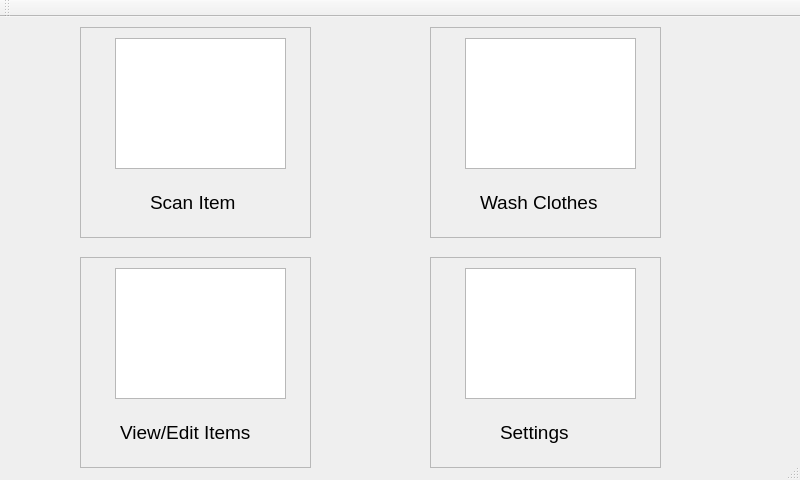
First picture: the form in mainmenu.ui, repository spencerng/lmao, before the edit.
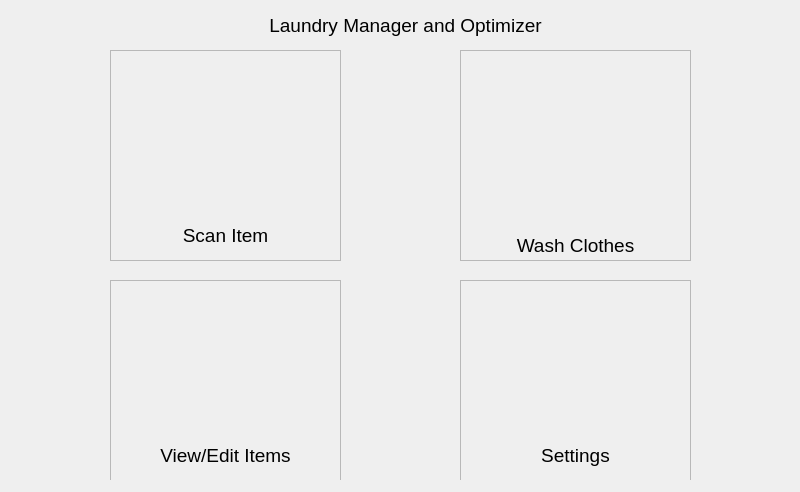
Second picture: the form after the edit. Icons and pictures are not drawn.

Commit message: Fix main menu icon sizes

Diff of the .ui file:
```diff
--- a/mainmenu.ui
+++ b/mainmenu.ui
@@ -7,11 +7,11 @@
     <x>0</x>
     <y>0</y>
     <width>800</width>
-    <height>480</height>
+    <height>492</height>
    </rect>
   </property>
   <property name="sizePolicy">
-   <sizepolicy hsizetype="Maximum" vsizetype="Maximum">
+   <sizepolicy hsizetype="Minimum" vsizetype="Minimum">
     <horstretch>0</horstretch>
     <verstretch>0</verstretch>
    </sizepolicy>
@@ -25,7 +25,7 @@
   <property name="maximumSize">
    <size>
     <width>800</width>
-    <height>512</height>
+    <height>492</height>
    </size>
   </property>
   <property name="baseSize">
@@ -38,6 +38,12 @@
    <string>Laundry Manager and Optimizer</string>
   </property>
   <widget class="QWidget" name="mainMenuWidget">
+   <property name="sizePolicy">
+    <sizepolicy hsizetype="Maximum" vsizetype="Maximum">
+     <horstretch>0</horstretch>
+     <verstretch>0</verstretch>
+    </sizepolicy>
+   </property>
    <property name="minimumSize">
     <size>
      <width>320</width>
@@ -59,8 +65,8 @@
    <widget class="QFrame" name="scanItemFrame">
     <property name="geometry">
      <rect>
-      <x>80</x>
-      <y>10</y>
+      <x>110</x>
+      <y>50</y>
       <width>231</width>
       <height>211</height>
      </rect>
@@ -71,28 +77,12 @@
     <property name="frameShadow">
      <enum>QFrame::Raised</enum>
     </property>
-    <widget class="QGraphicsView" name="scanItemIcon">
-     <property name="geometry">
-      <rect>
-       <x>35</x>
-       <y>11</y>
-       <width>171</width>
-       <height>131</height>
-      </rect>
-     </property>
-     <property name="sizePolicy">
-      <sizepolicy hsizetype="Fixed" vsizetype="Fixed">
-       <horstretch>0</horstretch>
-       <verstretch>0</verstretch>
-      </sizepolicy>
-     </property>
-    </widget>
     <widget class="QLabel" name="scanItemLabel">
      <property name="geometry">
       <rect>
-       <x>70</x>
-       <y>160</y>
-       <width>111</width>
+       <x>0</x>
+       <y>170</y>
+       <width>231</width>
        <height>31</height>
       </rect>
      </property>
@@ -104,13 +94,35 @@
      <property name="text">
       <string>Scan Item</string>
      </property>
+     <property name="alignment">
+      <set>Qt::AlignCenter</set>
+     </property>
+    </widget>
+    <widget class="QLabel" name="scanItemIcon">
+     <property name="geometry">
+      <rect>
+       <x>30</x>
+       <y>10</y>
+       <width>181</width>
+       <height>151</height>
+      </rect>
+     </property>
+     <property name="text">
+      <string/>
+     </property>
+     <property name="pixmap">
+      <pixmap>img/icon_scan.png</pixmap>
+     </property>
+     <property name="scaledContents">
+      <bool>true</bool>
+     </property>
     </widget>
    </widget>
    <widget class="QFrame" name="washClothesFrame">
     <property name="geometry">
      <rect>
-      <x>430</x>
-      <y>10</y>
+      <x>460</x>
+      <y>50</y>
       <width>231</width>
       <height>211</height>
      </rect>
@@ -121,22 +133,12 @@
     <property name="frameShadow">
      <enum>QFrame::Raised</enum>
     </property>
-    <widget class="QGraphicsView" name="washClothesIcon">
-     <property name="geometry">
-      <rect>
-       <x>35</x>
-       <y>11</y>
-       <width>171</width>
-       <height>131</height>
-      </rect>
-     </property>
-    </widget>
     <widget class="QLabel" name="washClothesLabel">
      <property name="geometry">
       <rect>
-       <x>50</x>
-       <y>160</y>
-       <width>131</width>
+       <x>0</x>
+       <y>180</y>
+       <width>231</width>
        <height>31</height>
       </rect>
      </property>
@@ -148,13 +150,41 @@
      <property name="text">
       <string>Wash Clothes</string>
      </property>
+     <property name="alignment">
+      <set>Qt::AlignCenter</set>
+     </property>
+    </widget>
+    <widget class="QLabel" name="washClothesIcon">
+     <property name="geometry">
+      <rect>
+       <x>60</x>
+       <y>10</y>
+       <width>120</width>
+       <height>151</height>
+      </rect>
+     </property>
+     <property name="sizePolicy">
+      <sizepolicy hsizetype="Preferred" vsizetype="Preferred">
+       <horstretch>0</horstretch>
+       <verstretch>0</verstretch>
+      </sizepolicy>
+     </property>
+     <property name="text">
+      <string/>
+     </property>
+     <property name="pixmap">
+      <pixmap>img/icon_wash.png</pixmap>
+     </property>
+     <property name="scaledContents">
+      <bool>true</bool>
+     </property>
     </widget>
    </widget>
    <widget class="QFrame" name="viewEditItemFrame">
     <property name="geometry">
      <rect>
-      <x>80</x>
-      <y>240</y>
+      <x>110</x>
+      <y>280</y>
       <width>231</width>
       <height>211</height>
      </rect>
@@ -165,22 +195,12 @@
     <property name="frameShadow">
      <enum>QFrame::Raised</enum>
     </property>
-    <widget class="QGraphicsView" name="viewEditItemIcon">
-     <property name="geometry">
-      <rect>
-       <x>35</x>
-       <y>11</y>
-       <width>171</width>
-       <height>131</height>
-      </rect>
-     </property>
-    </widget>
     <widget class="QLabel" name="viewEditItemLabel">
      <property name="geometry">
       <rect>
-       <x>40</x>
+       <x>0</x>
        <y>160</y>
-       <width>141</width>
+       <width>231</width>
        <height>31</height>
       </rect>
      </property>
@@ -192,13 +212,35 @@
      <property name="text">
       <string>View/Edit Items</string>
      </property>
+     <property name="alignment">
+      <set>Qt::AlignCenter</set>
+     </property>
+    </widget>
+    <widget class="QLabel" name="viewEditItemIcon">
+     <property name="geometry">
+      <rect>
+       <x>40</x>
+       <y>0</y>
+       <width>150</width>
+       <height>150</height>
+      </rect>
+     </property>
+     <property name="text">
+      <string/>
+     </property>
+     <property name="pixmap">
+      <pixmap>img/icon_viewedit.png</pixmap>
+     </property>
+     <property name="scaledContents">
+      <bool>true</bool>
+     </property>
     </widget>
    </widget>
    <widget class="QFrame" name="settingsFrame">
     <property name="geometry">
      <rect>
-      <x>430</x>
-      <y>240</y>
+      <x>460</x>
+      <y>280</y>
       <width>231</width>
       <height>211</height>
      </rect>
@@ -209,22 +251,12 @@
     <property name="frameShadow">
      <enum>QFrame::Raised</enum>
     </property>
-    <widget class="QGraphicsView" name="settingsIcon">
-     <property name="geometry">
-      <rect>
-       <x>35</x>
-       <y>11</y>
-       <width>171</width>
-       <height>131</height>
-      </rect>
-     </property>
-    </widget>
     <widget class="QLabel" name="settingsLabel">
      <property name="geometry">
       <rect>
-       <x>70</x>
+       <x>0</x>
        <y>160</y>
-       <width>111</width>
+       <width>231</width>
        <height>31</height>
       </rect>
      </property>
@@ -236,10 +268,62 @@
      <property name="text">
       <string>Settings</string>
      </property>
+     <property name="alignment">
+      <set>Qt::AlignCenter</set>
+     </property>
     </widget>
+    <widget class="QLabel" name="settingsIcon">
+     <property name="geometry">
+      <rect>
+       <x>40</x>
+       <y>0</y>
+       <width>145</width>
+       <height>150</height>
+      </rect>
+     </property>
+     <property name="text">
+      <string/>
+     </property>
+     <property name="pixmap">
+      <pixmap>img/icon_settings.png</pixmap>
+     </property>
+     <property name="scaledContents">
+      <bool>true</bool>
+     </property>
+    </widget>
+   </widget>
+   <widget class="QLabel" name="appTitleLabel">
+    <property name="geometry">
+     <rect>
+      <x>220</x>
+      <y>10</y>
+      <width>371</width>
+      <height>31</height>
+     </rect>
+    </property>
+    <property name="font">
+     <font>
+      <pointsize>14</pointsize>
+     </font>
+    </property>
+    <property name="text">
+     <string>Laundry Manager and Optimizer</string>
+    </property>
+    <property name="alignment">
+     <set>Qt::AlignCenter</set>
+    </property>
    </widget>
   </widget>
   <widget class="QToolBar" name="mainToolBar">
+   <property name="enabled">
+    <bool>false</bool>
+   </property>
+   <property name="maximumSize">
+    <size>
+     <width>0</width>
+     <height>0</height>
+    </size>
+   </property>
    <attribute name="toolBarArea">
     <enum>TopToolBarArea</enum>
    </attribute>
@@ -247,7 +331,6 @@
     <bool>false</bool>
    </attribute>
   </widget>
-  <widget class="QStatusBar" name="statusBar"/>
  </widget>
  <layoutdefault spacing="6" margin="11"/>
  <resources/>
```
The commit also changes 2 other files.
